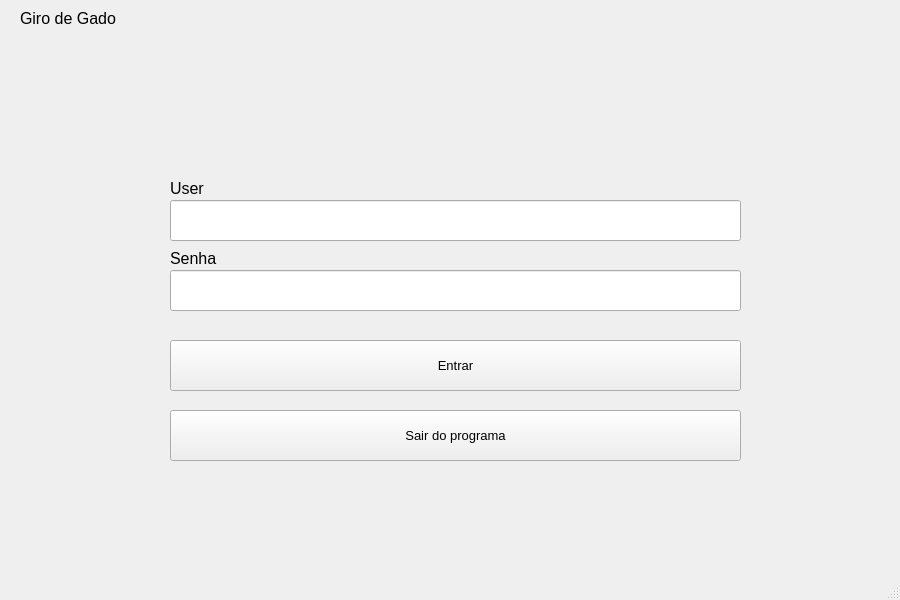
First picture: the form in gui/views/loginscreen.ui, repository MaceGabriel/GiroDeGado, before the edit.
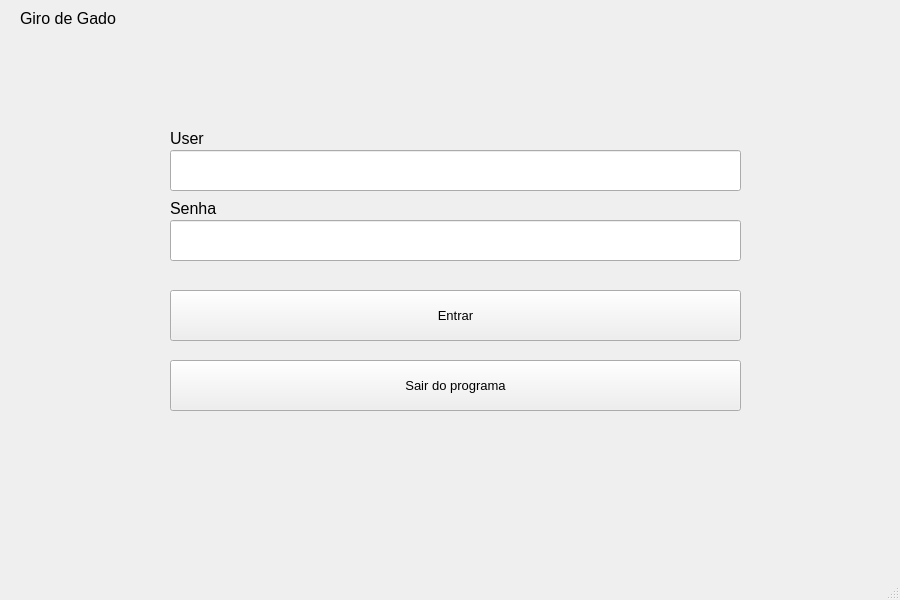
Second picture: the form after the edit.

```diff
--- a/gui/views/loginscreen.ui
+++ b/gui/views/loginscreen.ui
@@ -18,7 +18,7 @@
     <property name="geometry">
      <rect>
       <x>170</x>
-      <y>340</y>
+      <y>290</y>
       <width>571</width>
       <height>51</height>
      </rect>
@@ -54,7 +54,7 @@
     <property name="geometry">
      <rect>
       <x>170</x>
-      <y>180</y>
+      <y>130</y>
       <width>61</width>
       <height>16</height>
      </rect>
@@ -72,7 +72,7 @@
     <property name="geometry">
      <rect>
       <x>170</x>
-      <y>250</y>
+      <y>200</y>
       <width>61</width>
       <height>16</height>
      </rect>
@@ -90,7 +90,7 @@
     <property name="geometry">
      <rect>
       <x>170</x>
-      <y>410</y>
+      <y>360</y>
       <width>571</width>
       <height>51</height>
      </rect>
@@ -108,7 +108,7 @@
     <property name="geometry">
      <rect>
       <x>170</x>
-      <y>200</y>
+      <y>150</y>
       <width>571</width>
       <height>41</height>
      </rect>
@@ -123,7 +123,7 @@
     <property name="geometry">
      <rect>
       <x>170</x>
-      <y>270</y>
+      <y>220</y>
       <width>571</width>
       <height>41</height>
      </rect>
```
Left out of the diff: 2 changed lines with no effect on the pictures.
